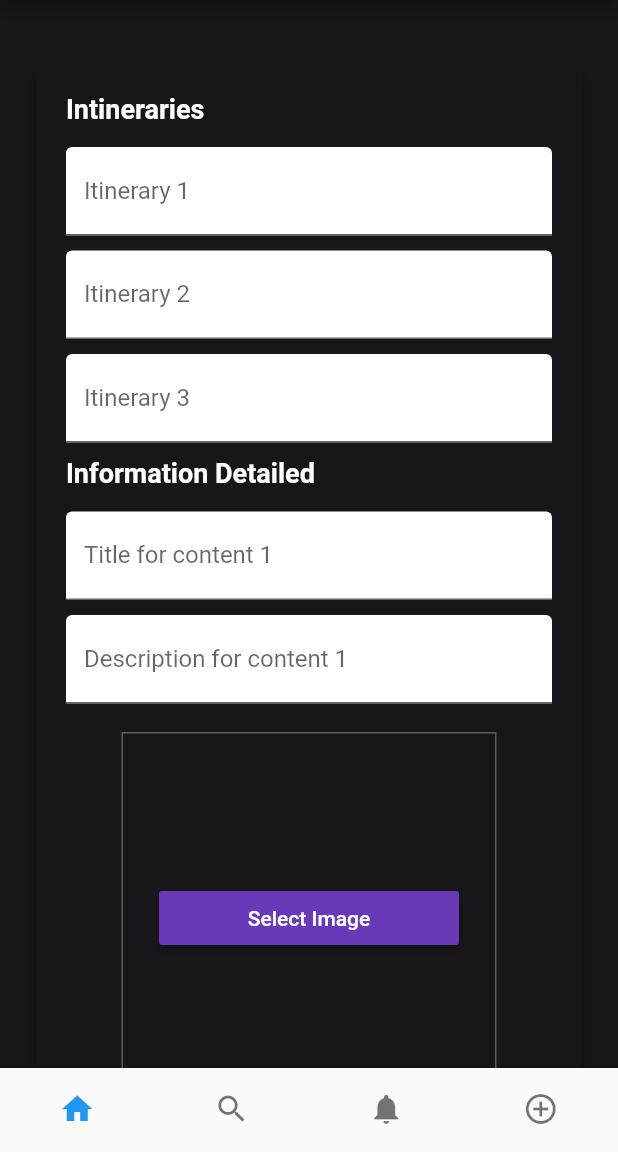
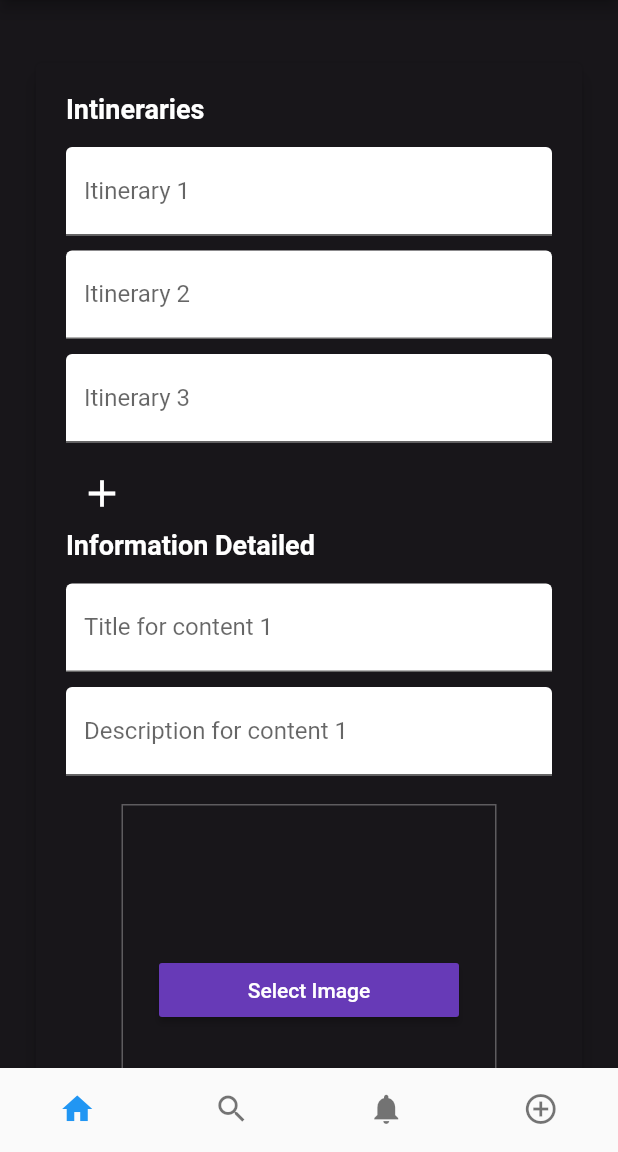
Before and after one commit to by-German/AppMobile-Frikiteam, a Flutter app: the DetailedInformation screen opened directly, on a phone screen of 412 x 824 dp, the part 84-1236 px from its top. Run offline on Flutter 3.47's test engine with Material 2 defaults, Android fonts, the phone set to English and light mode, and no system bars; our stand-ins replace image_picker.

Commit message:
agregado el boton de crecimiento

```diff
--- a/lib/views/detailed_information.dart
+++ b/lib/views/detailed_information.dart
@@ -126,6 +126,15 @@ class _DetailedInformationState extends State<DetailedInformation>{
                 keyboardType: TextInputType.text,
               ),
               SizedBox(height: 10),
+              Align(
+                alignment: Alignment.centerLeft,
+                child: IconButton(
+                  onPressed: () {
+                  },
+                  icon: Icon(Icons.add, color: Colors.white,),
+                  iconSize: 30,
+                ),
+              ),
               Align(  alignment: Alignment.centerLeft,
 
                 child: Text('Information Detailed', style: TextStyle(fontWeight: FontWeight.bold, fontSize: 18,  color: Colors.white), ),
@@ -179,6 +188,15 @@ class _DetailedInformationState extends State<DetailedInformation>{
                 ],
               ),
               SizedBox(height: 20),
+              Align(
+                alignment: Alignment.centerLeft,
+                child: IconButton(
+                  onPressed: () {
+                  },
+                  icon: Icon(Icons.add, color: Colors.white,),
+                  iconSize: 30,
+                ),
+              ),
       ]
 
         ),
```
